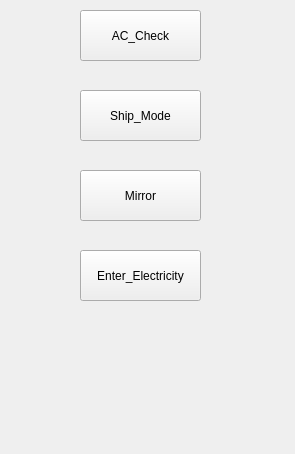
Old version of the form Qt_test_tool/toolwidget.ui in the repository HuangXiaoFeng123/Qt_test_tool.
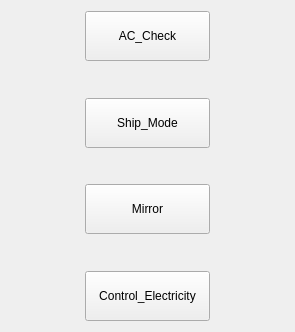
New version of the form.

Commit message: 5.Adding ec exit control electricity function.

What changed in the file:
```diff
--- a/Qt_test_tool/toolwidget.ui
+++ b/Qt_test_tool/toolwidget.ui
@@ -7,64 +7,163 @@
     <x>0</x>
     <y>0</y>
     <width>295</width>
-    <height>454</height>
+    <height>332</height>
    </rect>
   </property>
   <property name="windowTitle">
    <string>ToolWidget</string>
   </property>
+  <layout class="QGridLayout" name="gridLayout">
+   <item row="0" column="0">
+    <layout class="QHBoxLayout" name="horizontalLayout">
+     <item>
+      <spacer name="horizontalSpacer">
+       <property name="orientation">
+        <enum>Qt::Horizontal</enum>
+       </property>
+       <property name="sizeHint" stdset="0">
+        <size>
+         <width>40</width>
+         <height>20</height>
+        </size>
+       </property>
+      </spacer>
+     </item>
+     <item>
+      <layout class="QVBoxLayout" name="verticalLayout">
+       <item>
   <widget class="QPushButton" name="ButtonAC">
-   <property name="geometry">
-    <rect>
-     <x>80</x>
-     <y>10</y>
-     <width>121</width>
-     <height>51</height>
-    </rect>
+         <property name="minimumSize">
+          <size>
+           <width>125</width>
+           <height>50</height>
+          </size>
+         </property>
+         <property name="maximumSize">
+          <size>
+           <width>125</width>
+           <height>50</height>
+          </size>
    </property>
    <property name="text">
     <string>AC_Check</string>
    </property>
   </widget>
+       </item>
+       <item>
+        <spacer name="verticalSpacer">
+         <property name="orientation">
+          <enum>Qt::Vertical</enum>
+         </property>
+         <property name="sizeHint" stdset="0">
+          <size>
+           <width>20</width>
+           <height>18</height>
+          </size>
+         </property>
+        </spacer>
+       </item>
+       <item>
   <widget class="QPushButton" name="ButtonShip_Mode">
-   <property name="geometry">
-    <rect>
-     <x>80</x>
-     <y>90</y>
-     <width>121</width>
-     <height>51</height>
-    </rect>
+         <property name="minimumSize">
+          <size>
+           <width>125</width>
+           <height>50</height>
+          </size>
+         </property>
+         <property name="maximumSize">
+          <size>
+           <width>125</width>
+           <height>50</height>
+          </size>
    </property>
    <property name="text">
     <string>Ship_Mode</string>
    </property>
   </widget>
+       </item>
+       <item>
+        <spacer name="verticalSpacer_2">
+         <property name="orientation">
+          <enum>Qt::Vertical</enum>
+         </property>
+         <property name="sizeHint" stdset="0">
+          <size>
+           <width>20</width>
+           <height>18</height>
+          </size>
+         </property>
+        </spacer>
+       </item>
+       <item>
   <widget class="QPushButton" name="ButtonMirror">
-   <property name="geometry">
-    <rect>
-     <x>80</x>
-     <y>170</y>
-     <width>121</width>
-     <height>51</height>
-    </rect>
+         <property name="minimumSize">
+          <size>
+           <width>125</width>
+           <height>50</height>
+          </size>
+         </property>
+         <property name="maximumSize">
+          <size>
+           <width>125</width>
+           <height>50</height>
+          </size>
    </property>
    <property name="text">
     <string>Mirror</string>
    </property>
   </widget>
-  <widget class="QPushButton" name="ButtonEnter_Electricity">
-   <property name="geometry">
-    <rect>
-     <x>80</x>
-     <y>250</y>
-     <width>121</width>
-     <height>51</height>
-    </rect>
+       </item>
+       <item>
+        <spacer name="verticalSpacer_3">
+         <property name="orientation">
+          <enum>Qt::Vertical</enum>
+         </property>
+         <property name="sizeHint" stdset="0">
+          <size>
+           <width>20</width>
+           <height>18</height>
+          </size>
+         </property>
+        </spacer>
+       </item>
+       <item>
+        <widget class="QPushButton" name="ButtonControl_Electricity">
+         <property name="minimumSize">
+          <size>
+           <width>125</width>
+           <height>50</height>
+          </size>
+         </property>
+         <property name="maximumSize">
+          <size>
+           <width>125</width>
+           <height>50</height>
+          </size>
    </property>
    <property name="text">
-    <string>Enter_Electricity</string>
-   </property>
-  </widget>
+          <string>Control_Electricity</string>
+         </property>
+        </widget>
+       </item>
+      </layout>
+     </item>
+     <item>
+      <spacer name="horizontalSpacer_2">
+       <property name="orientation">
+        <enum>Qt::Horizontal</enum>
+       </property>
+       <property name="sizeHint" stdset="0">
+        <size>
+         <width>40</width>
+         <height>20</height>
+        </size>
+       </property>
+      </spacer>
+     </item>
+    </layout>
+   </item>
+  </layout>
  </widget>
  <resources/>
  <connections/>
```
Lines whose indentation alone changed are shown as unchanged. The commit also changes 15 other files.
